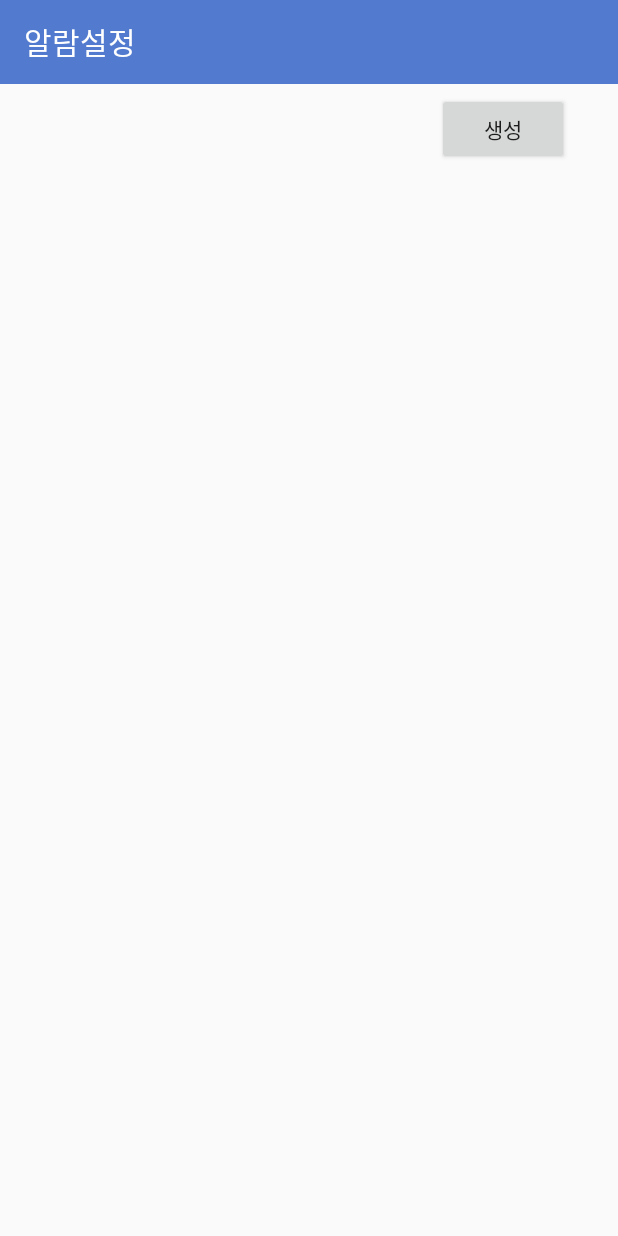
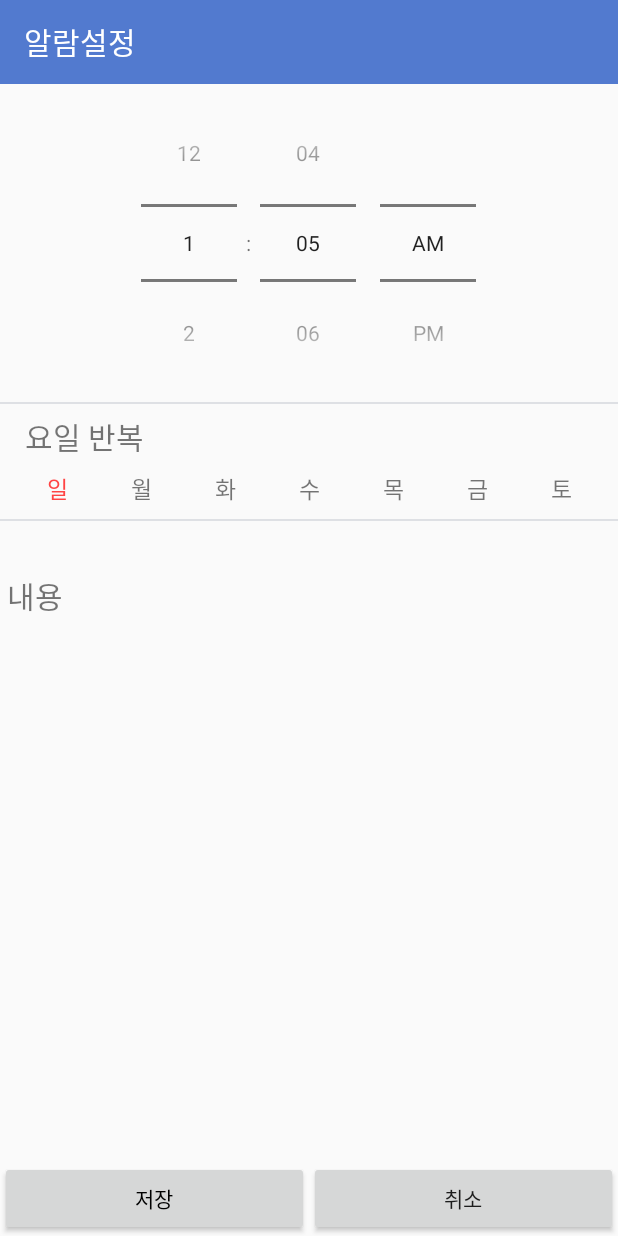
Before and after one commit to ShinSungIn/CaringForYouAndMe, an Android app: the AlarmActivity screen opened directly, with no data from a screen before it, after a tap on "생성", on a phone screen of 412 x 824 dp. Run offline under Robolectric (Android 15) with nearby library versions, the phone set to English and light mode, and no system bars.

Commit message:
Alarm 작업 진행중

```diff
--- a/app/build.gradle
+++ b/app/build.gradle
@@ -38,8 +38,8 @@ dependencies {
 	implementation 'com.github.chrisbanes:PhotoView:2.0.0'
 
 	// lombok
-	compileOnly 'org.projectlombok:lombok:+'
-	annotationProcessor('org.projectlombok:lombok:+')
+	compileOnly 'org.projectlombok:lombok:1.14.8'
+	annotationProcessor('org.projectlombok:lombok:1.14.8')
 
     // guava
     implementation 'com.google.guava:guava:26.0-android'
--- a/app/src/main/AndroidManifest.xml
+++ b/app/src/main/AndroidManifest.xml
@@ -45,6 +45,7 @@
 		<activity android:name=".PhotoViewActivity"></activity>
 		<!-- 번외 3.알람설정(메인) -->
 		<activity android:name=".AlarmActivity"></activity>
+		<activity android:name=".activity.alarm.AlarmSetActivity"></activity>
 	</application>
 
 </manifest>
--- a/app/src/main/java/com/example/administrator/caringforyouandme/AlarmActivity.java
+++ b/app/src/main/java/com/example/administrator/caringforyouandme/AlarmActivity.java
@@ -5,12 +5,17 @@ import android.content.Intent;
 import android.os.Bundle;
 import android.support.v7.app.AppCompatActivity;
 import android.support.v7.widget.Toolbar;
+import android.util.Log;
 import android.view.View;
 import android.widget.AdapterView;
 import android.widget.Button;
 import android.widget.ListView;
 import com.example.administrator.caringforyouandme.activity.alarm.AlarmSetActivity;
+import com.example.administrator.caringforyouandme.database.domain.Alarm;
+import com.example.administrator.caringforyouandme.database.query.AlarmQuery;
 import com.example.administrator.caringforyouandme.listview.alarm.AlarmListviewAdapter;
+
+import java.util.List;
 
 public class AlarmActivity extends AppCompatActivity {
 
@@ -35,7 +40,7 @@ public class AlarmActivity extends AppCompatActivity {
 		});
 
 		setToolbar();
-        _setListView();
+
 	}
 
 	private void setToolbar() {
@@ -47,6 +52,7 @@ public class AlarmActivity extends AppCompatActivity {
 	@Override
 	public void onStart() {
 		super.onStart();
+		_setListView();
 	}
 
 	@Override
@@ -62,10 +68,17 @@ public class AlarmActivity extends AppCompatActivity {
             @Override
             public void onItemClick(AdapterView<?> parent, View view, int position, long id) {
                 Intent intent = new Intent(context, AlarmSetActivity.class);
-                intent.putExtra("position", position);
+                intent.putExtra("position", position + 1);
                 startActivity(intent);
             }
         });
+
+		AlarmQuery alarmQuery = new AlarmQuery(this);
+		List<Alarm> alarmList = alarmQuery.gets();
+
+		for (Alarm alarm : alarmList) {
+			alarmListviewAdapter.addItem(alarm);
+		}
     }
 
 }
--- a/app/src/main/java/com/example/administrator/caringforyouandme/activity/alarm/AlarmSetActivity.java
+++ b/app/src/main/java/com/example/administrator/caringforyouandme/activity/alarm/AlarmSetActivity.java
@@ -4,21 +4,43 @@ import android.content.Intent;
 import android.os.Bundle;
 import android.support.v7.app.AppCompatActivity;
 import android.support.v7.widget.Toolbar;
+import android.util.Log;
+import android.view.View;
+import android.widget.TextView;
+import android.widget.TimePicker;
 import com.example.administrator.caringforyouandme.R;
+import com.example.administrator.caringforyouandme.database.domain.Alarm;
+import com.example.administrator.caringforyouandme.database.query.AlarmQuery;
 
-public class AlarmSetActivity extends AppCompatActivity {
+public class AlarmSetActivity extends AppCompatActivity implements TimePicker.OnTimeChangedListener{
 
     private Toolbar toolbar;
+    private int position;
 
-    private int position;
+    private TimePicker timePicker;
+    private TextView content;
+    private String setTime = "00:00";
+
+    AlarmQuery alarmQuery;
 
     @Override
     protected void onCreate(Bundle savedInstanceState) {
         super.onCreate(savedInstanceState);
         setContentView(R.layout.activity_alarm_set);
 
+        alarmQuery = new AlarmQuery(this);
+
+        timePicker = findViewById(R.id.timepicker);
+        timePicker.setOnTimeChangedListener(this);
+
+        content = findViewById(R.id.textview_alarm_set_content);
+
         Intent intent = getIntent();
         position = intent.getIntExtra("position", 0);
+
+        if ( position > 0) {
+            Alarm alarm = alarmQuery.get(position);
+        }
 
         setToolbar();
     }
@@ -39,12 +61,33 @@ public class AlarmSetActivity extends AppCompatActivity {
         finish();
     }
 
+    @Override
+    public void onTimeChanged(TimePicker view, int hourOfDay, int minute) {
+        content.setText("time is  " + hourOfDay + ":" + minute );
 
-    private void _save() {
-
+        setTime = hourOfDay + ":" + minute;
     }
 
-    private void _cancel(){
+    public void onSave(View view) {
 
+        Alarm alarm = new Alarm();
+        alarm.setTime(setTime);
+        alarm.setContent(content.getText().toString());
+        alarm.setIsSun("true");
+        alarm.setIsMon("true");
+        alarm.setIsTue("true");
+        alarm.setIsWed("true");
+        alarm.setIsThu("true");
+        alarm.setIsFri("true");
+        alarm.setIsSat("true");
+
+        long id = alarmQuery.set(alarm);
+        Log.d("AlarmSetActivity"," set id value = " + id);
+
+        finish();
+    }
+
+    public void onCancel(View view){
+        finish();
     }
 }
--- a/app/src/main/java/com/example/administrator/caringforyouandme/database/DatabaseHelper.java
+++ b/app/src/main/java/com/example/administrator/caringforyouandme/database/DatabaseHelper.java
@@ -20,6 +20,7 @@ public class DatabaseHelper extends SQLiteOpenHelper {
 
 	private DatabaseHelper(Context context, String databaseName, SQLiteDatabase.CursorFactory factory, int version) {
 		super(context, databaseName, factory, version);
+		_initWritableDatabase();
 	}
 
 	public static synchronized DatabaseHelper getInstance(Context context, String databaseName, SQLiteDatabase.CursorFactory factory, int version){
--- a/app/src/main/res/layout/activity_alarm_set.xml
+++ b/app/src/main/res/layout/activity_alarm_set.xml
@@ -2,7 +2,8 @@
 <android.support.constraint.ConstraintLayout
         xmlns:android="http://schemas.android.com/apk/res/android"
         xmlns:app="http://schemas.android.com/apk/res-auto"
-        xmlns:tools="http://schemas.android.com/tools" android:layout_width="match_parent"
+        xmlns:tools="http://schemas.android.com/tools"
+        android:layout_width="match_parent"
         android:layout_height="match_parent">
 
     <android.support.v7.widget.Toolbar
@@ -29,14 +30,14 @@
             android:layout_width="match_parent"
             android:layout_height="1dp"
             android:layout_centerInParent="true"
-            android:background="#d33e85a0"/>
+            android:background="#dee0e4"/>
 
     <TextView
             app:layout_constraintTop_toBottomOf="@+id/timepicker"
             app:layout_constraintStart_toStartOf="parent"
             app:layout_constraintEnd_toEndOf="parent"
             app:layout_constraintHorizontal_bias="0.05"
-            android:id="@+id/label_week"
+            android:id="@+id/textview_label_week"
             android:text="요일 반복"
             android:layout_marginTop="8dp"
             android:textAlignment="center"
@@ -45,15 +46,15 @@
             android:layout_height="wrap_content"/>
 
     <LinearLayout
-            app:layout_constraintTop_toBottomOf="@+id/label_week"
-            android:id="@+id/selectWeek"
+            app:layout_constraintTop_toBottomOf="@+id/textview_label_week"
+            android:id="@+id/linearlayout_select_week"
             android:orientation="horizontal"
             android:layout_width="match_parent"
             android:layout_height="40dp">
 
         <TextView
                 android:layout_weight="1.0"
-                android:id="@+id/selectSun"
+                android:id="@+id/textview_select_sun"
                 android:text="일"
                 android:textColor="@android:color/holo_red_light"
                 android:layout_gravity="center_vertical"
@@ -65,7 +66,7 @@
 
         <TextView
                 android:layout_weight="1.0"
-                android:id="@+id/selectMon"
+                android:id="@+id/textview_select_mon"
                 android:text="월"
                 android:layout_gravity="center_vertical"
                 android:textAlignment="center"
@@ -75,7 +76,7 @@
 
         <TextView
                 android:layout_weight="1.0"
-                android:id="@+id/selectTue"
+                android:id="@+id/textview_select_tue"
                 android:text="화"
                 android:layout_gravity="center_vertical"
                 android:textAlignment="center"
@@ -85,7 +86,7 @@
 
         <TextView
                 android:layout_weight="1.0"
-                android:id="@+id/selectWed"
+                android:id="@+id/textview_select_wed"
                 android:text="수"
                 android:layout_gravity="center_vertical"
                 android:textAlignment="center"
@@ -95,7 +96,7 @@
 
         <TextView
                 android:layout_weight="1.0"
-                android:id="@+id/selectThu"
+                android:id="@+id/textview_select_thu"
                 android:text="목"
                 android:layout_gravity="center_vertical"
                 android:textAlignment="center"
@@ -105,7 +106,7 @@
 
         <TextView
                 android:layout_weight="1.0"
-                android:id="@+id/selectFri"
+                android:id="@+id/textview_select_fri"
                 android:text="금"
                 android:layout_gravity="center_vertical"
                 android:textAlignment="center"
@@ -115,7 +116,7 @@
 
         <TextView
                 android:layout_weight="1.0"
-                android:id="@+id/selectSat"
+                android:id="@+id/textview_select_sat"
                 android:text="토"
                 android:layout_gravity="center_vertical"
                 android:textAlignment="center"
@@ -127,19 +128,45 @@
     </LinearLayout>
 
     <View
-            app:layout_constraintTop_toBottomOf="@+id/selectWeek"
+            app:layout_constraintTop_toBottomOf="@+id/linearlayout_select_week"
             android:layout_width="match_parent"
             android:layout_height="1dp"
             android:layout_centerInParent="true"
-            android:background="#d33e85a0"/>
+            android:background="#dee0e4"/>
 
     <TextView
-            app:layout_constraintTop_toBottomOf="@+id/selectWeek"
-            android:id="@+id/alarmContent"
+            app:layout_constraintTop_toBottomOf="@+id/linearlayout_select_week"
+            android:id="@+id/textview_alarm_set_content"
             android:layout_marginTop="10dp"
-            android:text="내용"
+            android:text="     \n 내용"
             android:textSize="20sp"
             android:layout_width="match_parent"
             android:layout_height="wrap_content"/>
 
+    <LinearLayout
+            app:layout_constraintBottom_toBottomOf="parent"
+            android:orientation="horizontal"
+            android:layout_width="match_parent"
+            android:layout_height="50dp">
+
+        <Button
+                android:layout_weight="1"
+                android:text="저장"
+                android:textColor="@android:color/background_dark"
+                android:id="@+id/button_alarm_set_save"
+                android:onClick="onSave"
+                android:layout_width="wrap_content"
+                android:layout_height="match_parent"
+                />
+
+        <Button
+                android:layout_weight="1"
+                android:text="취소"
+                android:onClick="onCancel"
+                android:id="@+id/button_alarm_set_cancel"
+                android:layout_width="wrap_content"
+                android:layout_height="match_parent"
+                />
+    </LinearLayout>
+
 </android.support.constraint.ConstraintLayout>
```
Also changed, not shown: app/src/main/java/com/example/administrator/caringforyouandme/database/query/AlarmQuery.java (+14 -2 lines), app/src/main/java/com/example/administrator/caringforyouandme/listview/alarm/AlarmListviewAdapter.java (+44 -0 lines), app/src/main/res/layout/activity_alarm.xml (+8 -5 lines).
